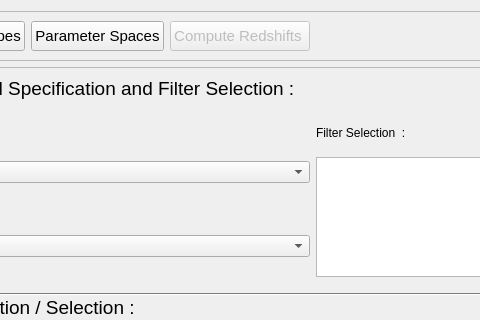
Above: PhzQtUI/auxdir/PhzQtUI/FormAnalysis.ui from astrorama/Phosphoros before the change; both pictures show x 208 to 688 and y 0 to 320 of the 1041 by 912 pixel window. Below: the same form after it.
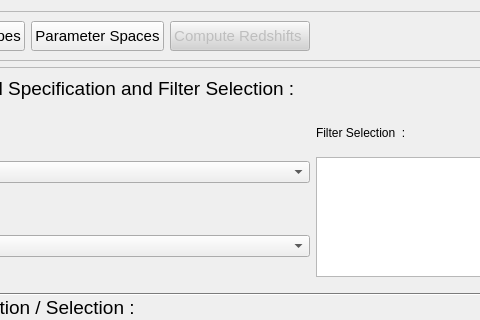
That is the form after the change.

Commit message: Changing current window button color

```diff
--- a/PhzQtUI/auxdir/PhzQtUI/FormAnalysis.ui
+++ b/PhzQtUI/auxdir/PhzQtUI/FormAnalysis.ui
@@ -120,6 +120,9 @@
         <property name="toolTip">
          <string>&lt;html&gt;&lt;head/&gt;&lt;body&gt;&lt;p&gt;Compute the model grid, calculate photometric correction, specify luminosity prior and run template fitting in order to produce photo-z catalog.&lt;/p&gt;&lt;/body&gt;&lt;/html&gt;</string>
         </property>
+        <property name="styleSheet">
+         <string notr="true">background-color: rgb(210, 210, 210)</string>
+        </property>
         <property name="text">
          <string>Compute Redshifts </string>
         </property>
```
Left out of the diff: 1 changed line with no effect on the pictures. The commit also changes 5 other files.
